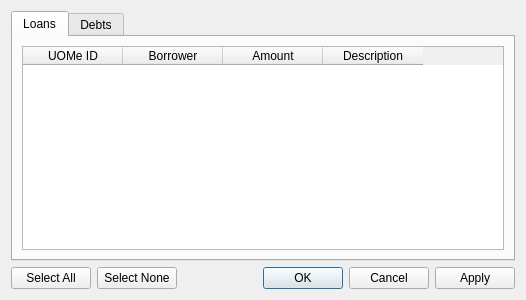
The window that client/pending.ui (ric2b/confidential-debt-simplification) describes before a commit, drawn with Qt 5.
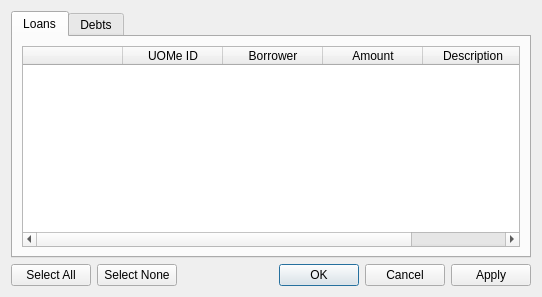
The same window after the commit.

Commit message: Replaced the checkboxes with accept and cancel buttons

```diff
--- a/client/pending.ui
+++ b/client/pending.ui
@@ -6,8 +6,8 @@
    <rect>
     <x>0</x>
     <y>0</y>
-    <width>526</width>
-    <height>300</height>
+    <width>542</width>
+    <height>297</height>
    </rect>
   </property>
   <property name="windowTitle">
@@ -29,6 +29,11 @@
          <property name="editTriggers">
           <set>QAbstractItemView::NoEditTriggers</set>
          </property>
+         <column>
+          <property name="text">
+           <string/>
+          </property>
+         </column>
          <column>
           <property name="text">
            <string>UOMe ID</string>
```
Left out of the diff: 5 changed lines with no effect on the pictures. The commit also changes 2 other files.
